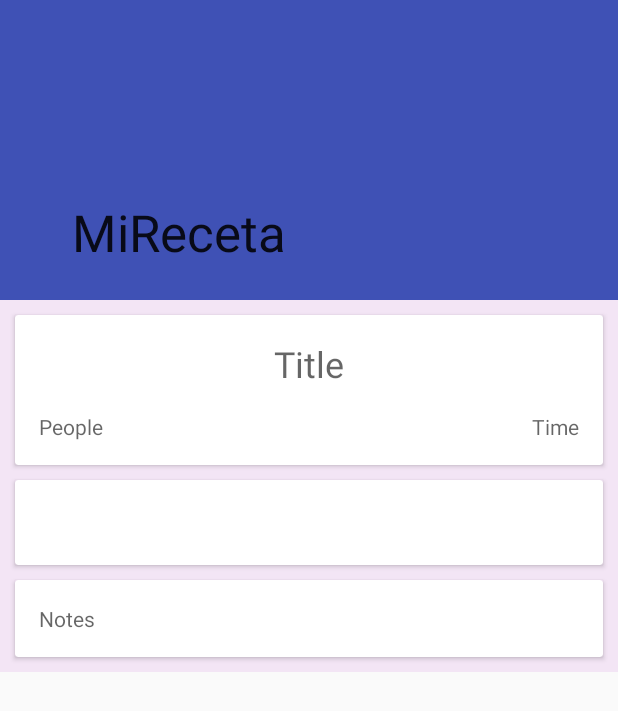
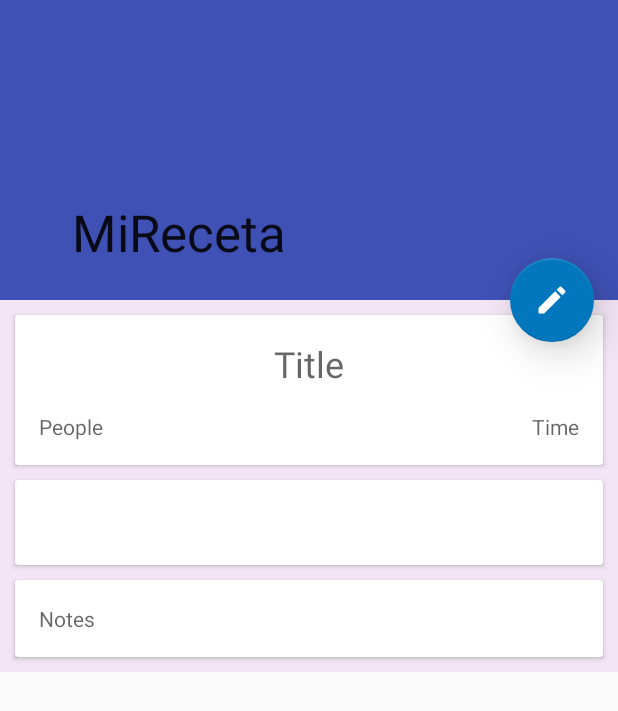
Before and after one commit to ReadyUser46/Market4me, an Android app: the DisplayRecipeActivity screen opened directly, with no data from a screen before it, on a phone screen of 412 x 824 dp. Shown: the top 711 px of the screen. Run offline under Robolectric (Android 15) with nearby library versions, the phone set to English and light mode, and no system bars; our stand-ins replace Firebase (no records; nobody signed in at launch, a user with empty details on screens opened directly); 10 statements that could not run were skipped.

Commit message:
FAB icon + repo update

```diff
--- a/app/src/main/java/com/example/market4me/DisplayRecipeActivity.java
+++ b/app/src/main/java/com/example/market4me/DisplayRecipeActivity.java
@@ -9,7 +9,7 @@ import com.example.market4me.models.Recipe;
 
 public class DisplayRecipeActivity extends SingleFragmentActivity {
 
-    public static final String EXTRA_RECIPE_OBJECT = "pass.recipe.object.from.recyclerview";
+    private static final String EXTRA_RECIPE_OBJECT = "pass.recipe.object.from.recyclerview";
 
     @Override
     protected Fragment createFragment() {
--- a/app/src/main/java/com/example/market4me/DisplayRecipeFragment.java
+++ b/app/src/main/java/com/example/market4me/DisplayRecipeFragment.java
@@ -1,6 +1,8 @@
 package com.example.market4me;
 
+import android.content.Intent;
 import android.os.Bundle;
+import android.util.Log;
 import android.view.LayoutInflater;
 import android.view.View;
 import android.view.ViewGroup;
@@ -13,11 +15,10 @@ import androidx.appcompat.app.AppCompatActivity;
 import androidx.appcompat.widget.Toolbar;
 import androidx.fragment.app.Fragment;
 
-import com.bumptech.glide.Glide;
 import com.example.market4me.models.Recipe;
 import com.example.market4me.utils.GlideApp;
-import com.example.market4me.utils.MyAppGlideModule;
 import com.google.android.material.appbar.CollapsingToolbarLayout;
+import com.google.android.material.floatingactionbutton.FloatingActionButton;
 import com.google.android.material.snackbar.BaseTransientBottomBar;
 import com.google.android.material.snackbar.Snackbar;
 import com.google.firebase.storage.FirebaseStorage;
@@ -29,16 +30,16 @@ public class DisplayRecipeFragment extends Fragment {
 
     private Recipe mRecipe;
     private TextView mTitleDisplayed, mPeopleDisplayed, mTimeDisplayed, mIngredientsDisplayed, mNotesDisplayed;
-    private ImageView mRecipeImage;
-
+    private FloatingActionButton mFabEdit;
     private FirebaseStorage mStorage;
 
 
     @Override
     public void onCreate(@Nullable Bundle savedInstanceState) {
         super.onCreate(savedInstanceState);
+        //mRecipe = (Recipe) getActivity().getIntent().getSerializableExtra(DisplayRecipeActivity.EXTRA_RECIPE_OBJECT);
 
-        mRecipe = (Recipe) getActivity().getIntent().getSerializableExtra(DisplayRecipeActivity.EXTRA_RECIPE_OBJECT);
+
         mStorage = FirebaseStorage.getInstance();
 
     }
@@ -46,15 +47,15 @@ public class DisplayRecipeFragment extends Fragment {
     @Nullable
     @Override
     public View onCreateView(@NonNull LayoutInflater inflater, @Nullable ViewGroup container, @Nullable Bundle savedInstanceState) {
-
-        View view = inflater.inflate(R.layout.fragment_recipe, container, false);
+        View view = inflater.inflate(R.layout.fragment_display_recipe, container, false);
 
         mTitleDisplayed = view.findViewById(R.id.tv_title_displayed);
         mPeopleDisplayed = view.findViewById(R.id.tv_people_displayed);
         mTimeDisplayed = view.findViewById(R.id.tv_time_displayed);
         mIngredientsDisplayed = view.findViewById(R.id.tv_ingredients_displayed);
         mNotesDisplayed = view.findViewById(R.id.tv_notes_displayed);
-        mRecipeImage = view.findViewById(R.id.imageview_displayed);
+        ImageView mRecipeImage = view.findViewById(R.id.imageview_displayed);
+        mFabEdit = view.findViewById(R.id.fab_edit);
 
         viewBinder();
 
@@ -73,11 +74,11 @@ public class DisplayRecipeFragment extends Fragment {
         } else {
             StorageReference storagedPhotoReference = mStorage.getReference().child("Pictures").child(mRecipe.getPhotoName());
 
-
             GlideApp.with(getActivity())
                     .load(storagedPhotoReference)
                     .into(mRecipeImage);
         }
+
 
         return view;
     }
@@ -85,6 +86,7 @@ public class DisplayRecipeFragment extends Fragment {
     private void viewBinder() {
         // Cogemos ingredientes, cantidades y unidades del objeto receta que el usuario y los
         // los ponemos en sus respectivos arraylists.
+
         List<String> mIngredients = mRecipe.getIngredients();
         List<Integer> mQuantities = mRecipe.getQuantities();
         List<String> mUnits = mRecipe.getUnits();
@@ -110,5 +112,28 @@ public class DisplayRecipeFragment extends Fragment {
 
     }
 
+    @Override
+    public void onViewCreated(@NonNull View view, @Nullable Bundle savedInstanceState) {
+        super.onViewCreated(view, savedInstanceState);
+
+        Log.i("patapum", "mRecipe: " + mRecipe);
+        // FAB listener
+        mFabEdit.setOnClickListener(new View.OnClickListener() {
+            @Override
+            public void onClick(View v) {
+                try {
+                    Intent intent = new Intent(getActivity(), NewRecipeActivity.class);
+                    //Intent intent = NewRecipeActivity.newIntent(getContext(), mRecipe);
+                    startActivity(intent);
+
+                } catch (NullPointerException e) {
+                    e.printStackTrace();
+                }
+
+            }
+        });
+
+    }
+
 
 }
--- a/app/src/main/java/com/example/market4me/RecipeListActivity.java
+++ b/app/src/main/java/com/example/market4me/RecipeListActivity.java
@@ -6,6 +6,7 @@ import android.content.Intent;
 import androidx.fragment.app.Fragment;
 
 public class RecipeListActivity extends SingleFragmentActivity {
+
 
     @Override
     protected Fragment createFragment() {
--- a/app/src/main/java/com/example/market4me/RecipeListFragment.java
+++ b/app/src/main/java/com/example/market4me/RecipeListFragment.java
@@ -60,7 +60,7 @@ public class RecipeListFragment extends Fragment {
     @Override
     public View onCreateView(@NonNull LayoutInflater inflater, @Nullable ViewGroup container, @Nullable Bundle savedInstanceState) {
 
-        View view = inflater.inflate(R.layout.fragment_recipes_recyclerview, container, false);
+        View view = inflater.inflate(R.layout.fragment_recipes_list, container, false);
         setUpRecyclerView(view);
 
         FloatingActionButton floatingActionButton = view.findViewById(R.id.floatingButton);
--- /dev/null
+++ b/app/src/main/res/drawable/ic_edit_white_24dp.xml
@@ -0,0 +1,10 @@
+<vector xmlns:android="http://schemas.android.com/apk/res/android"
+    android:width="24dp"
+    android:height="24dp"
+    android:tint="#FFFFFF"
+    android:viewportWidth="24.0"
+    android:viewportHeight="24.0">
+    <path
+        android:fillColor="#FF000000"
+        android:pathData="M3,17.25V21h3.75L17.81,9.94l-3.75,-3.75L3,17.25zM20.71,7.04c0.39,-0.39 0.39,-1.02 0,-1.41l-2.34,-2.34c-0.39,-0.39 -1.02,-0.39 -1.41,0l-1.83,1.83 3.75,3.75 1.83,-1.83z" />
+</vector>
--- a/app/src/main/res/layout/fragment_recipe.xml
+++ b/app/src/main/res/layout/fragment_display_recipe.xml
@@ -103,6 +103,7 @@
 
     <!-- App bar -->
     <com.google.android.material.appbar.AppBarLayout
+        android:id="@+id/app_bar"
         android:layout_width="match_parent"
         android:layout_height="200dp">
 
@@ -112,9 +113,9 @@
             android:layout_width="match_parent"
             android:layout_height="match_parent"
             app:contentScrim="@color/colorPrimary"
-            app:layout_scrollFlags="scroll|exitUntilCollapsed"
+            app:expandedTitleMarginEnd="64dp"
             app:expandedTitleMarginStart="48dp"
-            app:expandedTitleMarginEnd="64dp">
+            app:layout_scrollFlags="scroll|exitUntilCollapsed">
 
 
             <!-- Image Paralax -->
@@ -136,4 +137,17 @@
 
 
     </com.google.android.material.appbar.AppBarLayout>
+
+    <!-- Floating Action Button Edit -->
+    <com.google.android.material.floatingactionbutton.FloatingActionButton
+        android:id="@+id/fab_edit"
+        android:layout_width="56dp"
+        android:layout_height="56dp"
+        android:layout_margin="16dp"
+        android:src="@drawable/ic_edit_white_24dp"
+        app:borderWidth="1dp"
+        app:elevation="16dp"
+        app:layout_anchor="@id/app_bar"
+        app:layout_anchorGravity="bottom|right|end" />
+
 </androidx.coordinatorlayout.widget.CoordinatorLayout>
--- /dev/null
+++ b/app/src/main/res/values/dimens.xml
@@ -0,0 +1,6 @@
+<?xml version="1.0" encoding="utf-8"?>
+<resources>
+
+    <dimen name="size_fab">56dp</dimen>
+
+</resources>
```
Also changed, not shown: app/src/main/java/com/example/market4me/NewRecipeActivity.java (+14 -0 lines), app/src/main/java/com/example/market4me/NewRecipeFragment.java (+13 -3 lines), app/src/main/res/drawable/image_resized.jpg (deleted), app/src/main/res/layout/fragment_recipes_list.xml (renamed from app/src/main/res/layout/fragment_recipes_recyclerview.xml).
